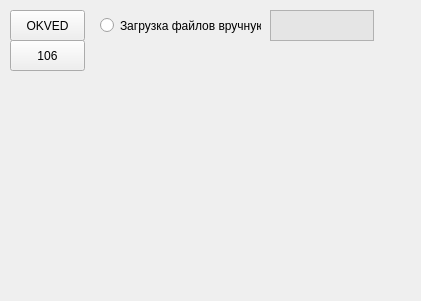
Qt form untitled.ui (iriska-gri/PultNew) before a commit.
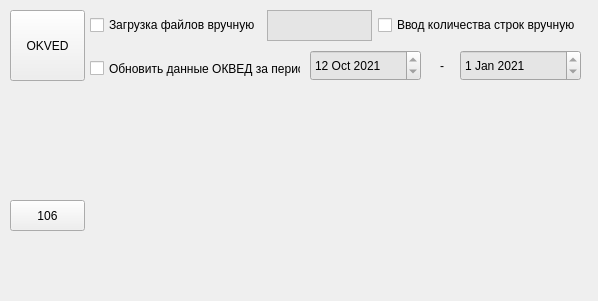
The same form after that commit.

Commit message: Загрузка ОКВЭД готова

What changed in the file:
```diff
--- a/untitled.ui
+++ b/untitled.ui
@@ -6,7 +6,7 @@
    <rect>
     <x>0</x>
     <y>0</y>
-    <width>421</width>
+    <width>598</width>
     <height>301</height>
    </rect>
   </property>
@@ -23,24 +23,11 @@
    <string>MainWindow</string>
   </property>
   <widget class="QWidget" name="centralwidget">
-   <widget class="QPushButton" name="OKVED">
-    <property name="geometry">
-     <rect>
-      <x>10</x>
-      <y>10</y>
-      <width>75</width>
-      <height>31</height>
-     </rect>
-    </property>
-    <property name="text">
-     <string>OKVED</string>
-    </property>
-   </widget>
    <widget class="QPushButton" name="load106">
     <property name="geometry">
      <rect>
       <x>10</x>
-      <y>40</y>
+      <y>200</y>
       <width>75</width>
       <height>31</height>
      </rect>
@@ -49,42 +36,165 @@
      <string>106</string>
     </property>
    </widget>
-   <widget class="QRadioButton" name="RadioManualInput">
+   <widget class="QWidget" name="horizontalLayoutWidget">
     <property name="geometry">
      <rect>
-      <x>100</x>
+      <x>90</x>
       <y>10</y>
-      <width>161</width>
+      <width>491</width>
       <height>31</height>
      </rect>
     </property>
+    <layout class="QHBoxLayout" name="horizontalLayout">
+     <item>
+      <widget class="QCheckBox" name="checkManual">
+       <property name="enabled">
+        <bool>true</bool>
+       </property>
+       <property name="styleSheet">
+        <string notr="true"/>
+       </property>
+       <property name="text">
+        <string>Загрузка файлов вручную</string>
+       </property>
+      </widget>
+     </item>
+     <item>
+      <widget class="QTextEdit" name="textEdit">
+       <property name="contextMenuPolicy">
+        <enum>Qt::DefaultContextMenu</enum>
+       </property>
+       <property name="autoFillBackground">
+        <bool>false</bool>
+       </property>
+       <property name="styleSheet">
+        <string notr="true">background-color: rgb(229, 229, 229)</string>
+       </property>
+       <property name="readOnly">
+        <bool>true</bool>
+       </property>
+       <property name="textInteractionFlags">
+        <set>Qt::TextSelectableByMouse</set>
+       </property>
+      </widget>
+     </item>
+     <item>
+      <widget class="QCheckBox" name="checkStroki">
+       <property name="text">
+        <string>Ввод количества строк вручную</string>
+       </property>
+      </widget>
+     </item>
+    </layout>
+   </widget>
+   <widget class="QPushButton" name="OKVED">
+    <property name="geometry">
+     <rect>
+      <x>10</x>
+      <y>10</y>
+      <width>75</width>
+      <height>71</height>
+     </rect>
+    </property>
     <property name="text">
-     <string>Загрузка файлов вручную</string>
+     <string>OKVED</string>
     </property>
    </widget>
-   <widget class="QTextEdit" name="textEdit">
+   <widget class="QDateEdit" name="dateStart">
     <property name="geometry">
      <rect>
-      <x>270</x>
-      <y>10</y>
-      <width>104</width>
+      <x>310</x>
+      <y>50</y>
+      <width>111</width>
       <height>31</height>
      </rect>
     </property>
-    <property name="contextMenuPolicy">
-     <enum>Qt::DefaultContextMenu</enum>
+    <property name="styleSheet">
+     <string notr="true">background-color: rgb(229, 229, 229)</string>
     </property>
-    <property name="autoFillBackground">
-     <bool>false</bool>
+    <property name="readOnly">
+     <bool>true</bool>
     </property>
+    <property name="dateTime">
+     <datetime>
+      <hour>0</hour>
+      <minute>0</minute>
+      <second>0</second>
+      <year>2021</year>
+      <month>10</month>
+      <day>12</day>
+     </datetime>
+    </property>
+    <property name="date">
+     <date>
+      <year>2021</year>
+      <month>10</month>
+      <day>12</day>
+     </date>
+    </property>
+   </widget>
+   <widget class="QDateEdit" name="dateEnd">
+    <property name="geometry">
+     <rect>
+      <x>460</x>
+      <y>50</y>
+      <width>121</width>
+      <height>31</height>
+     </rect>
+    </property>
     <property name="styleSheet">
      <string notr="true">background-color: rgb(229, 229, 229)</string>
     </property>
     <property name="readOnly">
      <bool>true</bool>
     </property>
-    <property name="textInteractionFlags">
-     <set>Qt::TextSelectableByMouse</set>
+    <property name="date">
+     <date>
+      <year>2021</year>
+      <month>1</month>
+      <day>1</day>
+     </date>
+    </property>
+   </widget>
+   <widget class="QCheckBox" name="chekUpdate">
+    <property name="enabled">
+     <bool>true</bool>
+    </property>
+    <property name="geometry">
+     <rect>
+      <x>90</x>
+      <y>60</y>
+      <width>211</width>
+      <height>17</height>
+     </rect>
+    </property>
+    <property name="text">
+     <string>Обновить данные ОКВЕД за период</string>
+    </property>
+    <property name="iconSize">
+     <size>
+      <width>1</width>
+      <height>1</height>
+     </size>
+    </property>
+    <property name="checked">
+     <bool>false</bool>
+    </property>
+    <property name="autoRepeat">
+     <bool>false</bool>
+    </property>
+   </widget>
+   <widget class="QLabel" name="label">
+    <property name="geometry">
+     <rect>
+      <x>440</x>
+      <y>50</y>
+      <width>31</width>
+      <height>31</height>
+     </rect>
+    </property>
+    <property name="text">
+     <string>-</string>
     </property>
    </widget>
   </widget>
```
The commit also changes 27 other files.
